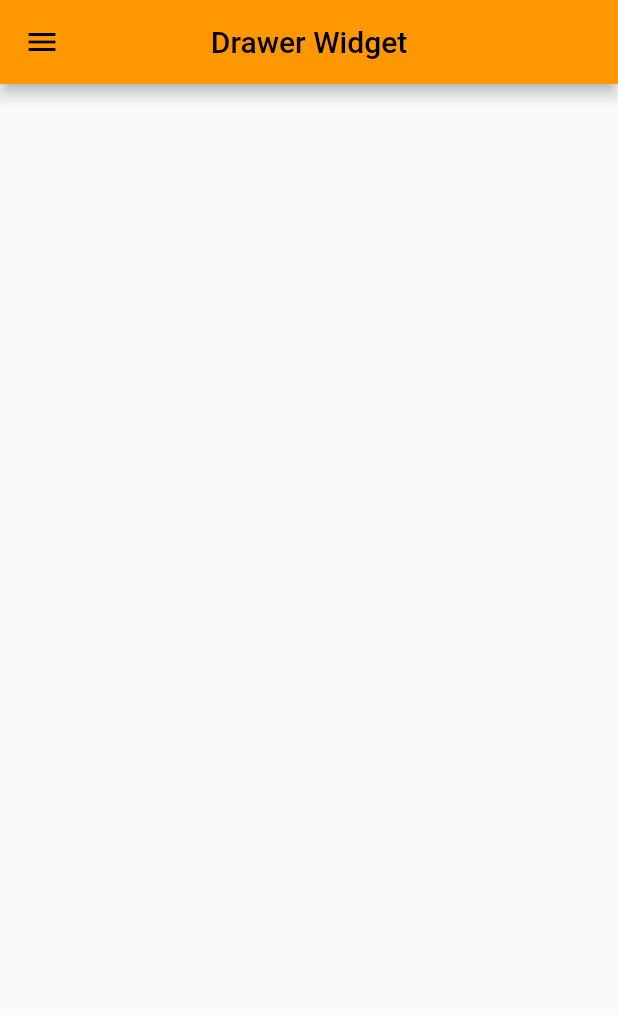
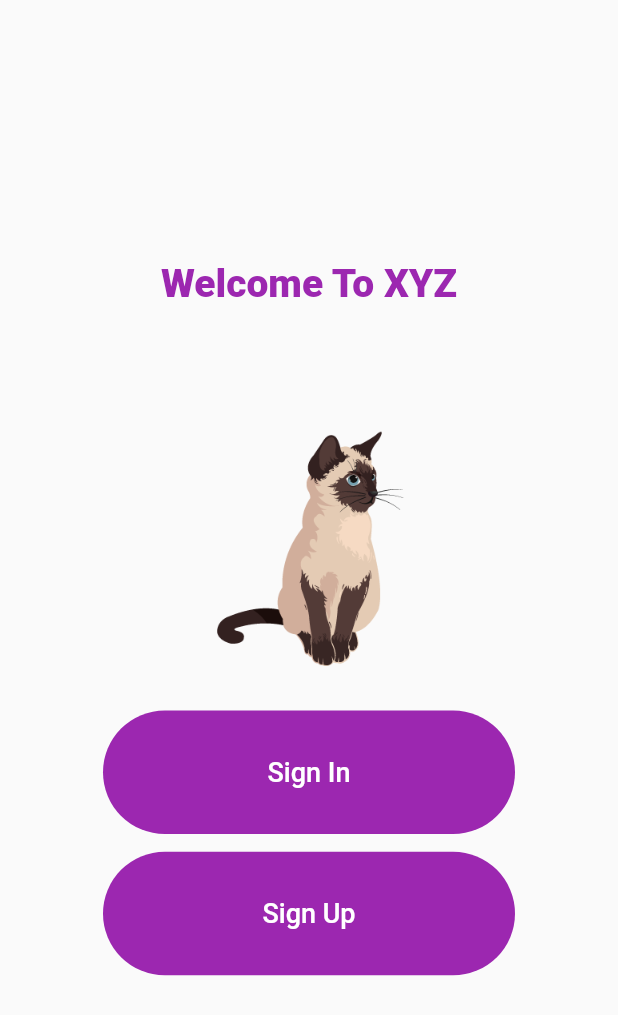
Before and after one commit to bzamanbd/my_flutter_study, a Flutter app: the screen it shows after launch, on a phone screen of 412 x 824 dp. Shown: the top 1015 px of the screen. Run offline on Flutter 3.47's test engine with Material 2 defaults, Android fonts, the phone set to English and light mode, and no system bars.

Commit message:
final_done

```diff
--- a/lib/main.dart
+++ b/lib/main.dart
@@ -1,8 +1,8 @@
 import 'package:flutter/material.dart';
-import 'pages/home_page.dart';
+import 'pages/welcome_page.dart';
 void main()=>runApp(const MyApp());
 class MyApp extends StatelessWidget {
-  final String title='Drawer Widget';
+  final String title='Method Widget';
   const MyApp({Key? key}) : super(key: key);
 
   @override
@@ -11,11 +11,11 @@ class MyApp extends StatelessWidget {
       debugShowCheckedModeBanner: false,
       title: title,
       theme: ThemeData(
-        primarySwatch: Colors.orange
+        primarySwatch: Colors.pink
       ),
       // routes: ,
       // initialRoute: ,
-      home: HomePage(title:title),
+      home: const WelcomePage(),
     );
   }
 }
--- a/lib/pages/home_page.dart
+++ /dev/null
@@ -1,63 +0,0 @@
-import 'package:flutter/material.dart';
-import '/pages/page_one.dart';
-class HomePage extends StatefulWidget {
-  final String title;
-  const HomePage({Key? key,required this.title}) : super(key: key);
-
-  @override
-  _HomePageState createState() => _HomePageState();
-}
-
-class _HomePageState extends State<HomePage> {
-  @override
-  Widget build(BuildContext context) {
-    return Scaffold(
-      appBar: AppBar(
-        title: Text(widget.title),
-        centerTitle: true,
-      ),
-      // bottomNavigationBar: ,
-      // bottomSheet: ,
-      // floatingActionButton: ,
-      drawer:ClipRRect(
-        borderRadius: const BorderRadius.only(topRight: Radius.circular(0), bottomRight: Radius.circular(300)),
-        child: Drawer(
-          backgroundColor: Colors.orange[80],
-          elevation: 10.0,
-          child: ListView(
-            padding: EdgeInsets.zero,
-            children: [
-              UserAccountsDrawerHeader(
-                decoration: const BoxDecoration(
-                color: Colors.green,
-                ),
-                accountName: const Text('New User',style: TextStyle(color: Colors.black,fontSize: 18.0),),
-                accountEmail: const Text('nextuser@gmail.com',style: TextStyle(color: Colors.black),),
-                currentAccountPicture:ClipRRect(
-                  borderRadius:const BorderRadius.all(Radius.circular(5.0)),
-                  child: Container(
-                    decoration: const BoxDecoration(
-                      color: Colors.white
-                    ),
-                    child: const Image(image: AssetImage('assets/images/Logo.png')),
-                  ),
-                ),
-                arrowColor: Colors.red,
-                currentAccountPictureSize: const Size(80, 80),
-              ),
-              ListTile(
-                leading: const Icon(Icons.menu_book),
-                title: const Text('First Page'),
-                trailing: const Icon(Icons.arrow_drop_down),
-                onTap: (){
-                  Navigator.push(context, MaterialPageRoute(builder: (cnt)=>const PageOne(title: 'Page One')));
-                },
-              )
-
-            ],
-          ),
-        ),
-      ),
-    );
-  }
-}
--- /dev/null
+++ b/lib/pages/welcome_page.dart
@@ -0,0 +1,46 @@
+import 'package:flutter/material.dart';
+import '/pages/page_one.dart';
+import '/pages/page_two.dart';
+import '/widgets/custom_btn.dart';
+import '/widgets/welcome_logo.dart';
+import '/widgets/welcome_page_title_text.dart';
+class WelcomePage extends StatefulWidget {
+  const WelcomePage({Key? key}) : super(key: key);
+  @override
+  _WelcomePageState createState() => _WelcomePageState();
+}
+class _WelcomePageState extends State<WelcomePage> {
+  @override
+  Widget build(BuildContext context) {
+    Size size = MediaQuery.of(context).size;
+    return Scaffold(
+      body: Center(
+        child: SingleChildScrollView(
+          child: Column(
+            mainAxisAlignment:MainAxisAlignment.center,
+            crossAxisAlignment: CrossAxisAlignment.center,
+            children: [
+              titleText(),
+              SizedBox(height: size.height/10),
+              welComePageLogo(),
+              SizedBox(height: size.height / 30),
+              CustomBTN(
+                onPressed: (){
+                  Navigator.push(context, MaterialPageRoute(builder: (ctx)=>const PageOne(title: 'PageOne')));
+                },
+                btnText: 'Sign In',
+              ),
+              SizedBox(height: size.height / 70),
+              CustomBTN(
+                onPressed: (){
+                  Navigator.push(context, MaterialPageRoute(builder: (cnt)=>const PageTwo(title: 'PageTwo')));
+                },
+                btnText: 'Sign Up',
+              ),
+            ],
+          ),
+        ),
+      )
+    );
+  }
+}
--- a/lib/widgets/custom_btn.dart
+++ b/lib/widgets/custom_btn.dart
@@ -1,22 +1,26 @@
 import 'package:flutter/material.dart';
 class CustomBTN extends StatelessWidget {
-  final String btnTitle;
-  const CustomBTN(this.btnTitle, {Key? key}) : super(key: key);
+  final String btnText;
+  final dynamic onPressed;
+  const CustomBTN({Key? key,required this.btnText, required this.onPressed,}) : super(key: key);
   @override
   Widget build(BuildContext context) {
-    return Container(
-      width: 250,
-      height: 60,
-      decoration: const BoxDecoration(
-        color: Colors.grey,
-        shape: BoxShape.rectangle,
-        borderRadius: BorderRadius.all(Radius.circular(50)),
+    Size size = MediaQuery.of(context).size;
+    return Center(
+      child: Container(
+        height: size.height / 10,
+        width: size.width / 1.5,
+        decoration: const BoxDecoration(
+          color: Colors.purple,
+          borderRadius: BorderRadius.all(Radius.circular(50.0))
+        ),
+        child: MaterialButton(
+          onPressed: onPressed,
+          child: Text(btnText,
+          style: const TextStyle(fontSize: 18.0, color: Colors.white),
+          ),
+        ),
       ),
-      child:  Center(child: Text(btnTitle,
-      style: const TextStyle(
-        fontSize: 20.0
-      ),
-      )),
     );
   }
 }
--- /dev/null
+++ b/lib/widgets/welcome_logo.dart
@@ -0,0 +1,9 @@
+import 'package:flutter/cupertino.dart';
+
+Widget welComePageLogo(){
+  return const Image(
+    image: AssetImage('assets/images/welcomeCat.png'),
+    height: 160,
+    fit: BoxFit.fill,
+    );
+}
--- /dev/null
+++ b/lib/widgets/welcome_page_title_text.dart
@@ -0,0 +1,10 @@
+import 'package:flutter/material.dart';
+Widget titleText(){
+  return const Text('Welcome To XYZ',
+  style: TextStyle(
+    fontSize:26,
+    fontWeight: FontWeight.w900,
+    color: Colors.purple,
+  ),
+  );
+}
```
Also changed, not shown: assets/images/welcomeCat.png (added).
